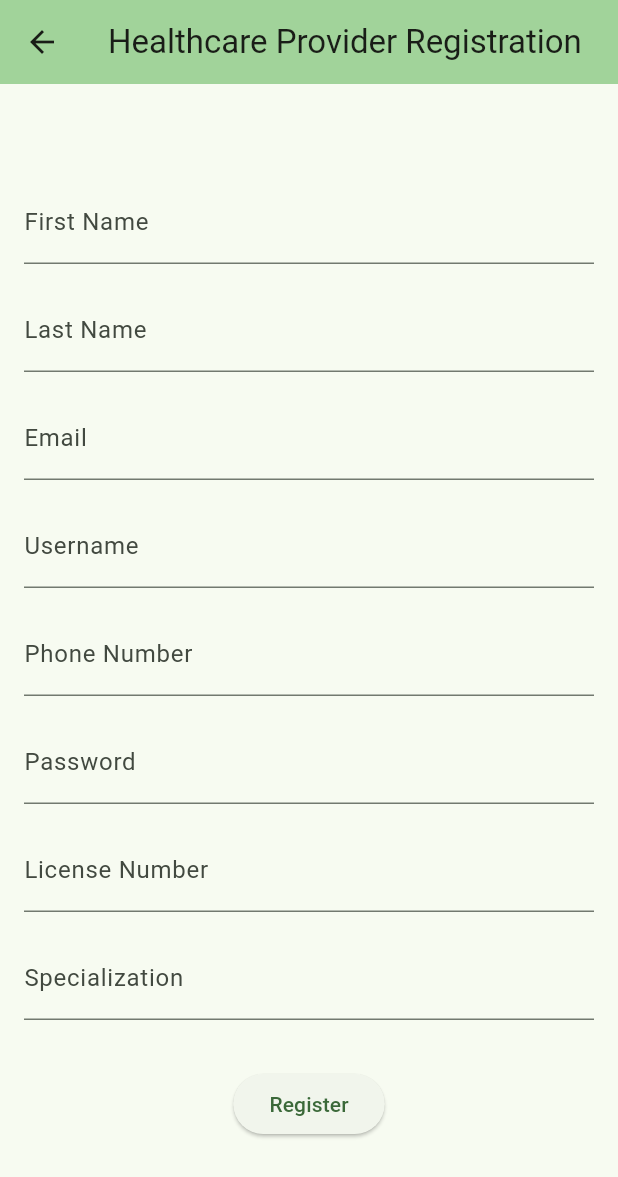
After one commit to Wesley-Perrang/HealthConnect, a Flutter app: the TypeRegistrationPage screen opened directly, after a tap on "Healthcare Provider", on a phone screen of 412 x 824 dp. The commit adds this screen. Shown: the top 1177 px of the screen. Run offline on Flutter 3.47's test engine with Material 2 defaults, Android fonts, the phone set to English and light mode, and no system bars; our stand-ins replace avatar_glow, firebase_auth, firebase_core, geolocator, google_maps_flutter, speech_to_text; missing offline and left inert: highlight_text; accounts and stored records are empty; network calls fail.

Commit message:
addded work

```diff
--- /dev/null
+++ b/health_connect/lib/provider_register.dart
@@ -0,0 +1,150 @@
+import 'package:firebase_core/firebase_core.dart';
+import 'package:flutter/material.dart';
+import 'package:firebase_auth/firebase_auth.dart';
+import 'package:health_connect/login_page_provaders.dart';
+import 'package:health_connect/otp_verification.dart';
+
+class HealthcareProviderRegisterPage extends StatefulWidget {
+  const HealthcareProviderRegisterPage({Key? key}) : super(key: key);
+
+  @override
+  State<HealthcareProviderRegisterPage> createState() =>
+      _HealthcareProviderRegisterPageState();
+}
+
+class _HealthcareProviderRegisterPageState
+    extends State<HealthcareProviderRegisterPage> {
+  TextEditingController _firstNameController = TextEditingController();
+  TextEditingController _lastNameController = TextEditingController();
+  TextEditingController _emailController = TextEditingController();
+  TextEditingController _usernameController = TextEditingController();
+  TextEditingController _phoneController = TextEditingController();
+  TextEditingController _passwordController = TextEditingController();
+  TextEditingController _licenseNumberController = TextEditingController(); // Add a field for license number
+  TextEditingController _specializationController = TextEditingController(); // Add a field for specialization
+
+  Future<void> _register() async {
+    final String firstName = _firstNameController.text;
+    final String lastName = _lastNameController.text;
+    final String email = _emailController.text;
+    final String username = _usernameController.text;
+    final String phone = _phoneController.text;
+    final String password = _passwordController.text;
+    final String licenseNumber = _licenseNumberController.text; // Get the license number
+    final String specialization = _specializationController.text; // Get the specialization
+
+    try {
+      // Step 1: Verify phone number
+      await FirebaseAuth.instance.verifyPhoneNumber(
+        phoneNumber: phone,
+        verificationCompleted: (PhoneAuthCredential credential) async {
+          // Automatically signs in the user if verification is completed
+          UserCredential userCredential =
+              await FirebaseAuth.instance.signInWithCredential(credential);
+
+          // You can proceed with registration or navigate to another screen here
+          if (userCredential.user != null) {
+            // Registration successful
+            print('Registration successful: ${userCredential.user!.uid}');
+            Navigator.of(context).pushReplacement(MaterialPageRoute(
+              builder: (context) => LoginPage(),
+            ));
+          } else {
+            // Registration failed
+            print('Registration failed');
+          }
+        },
+        verificationFailed: (FirebaseAuthException e) {
+          print('Verification failed: $e');
+        },
+        codeSent: (String verificationId, int? resendToken) {
+          // Step 2: Navigate to OTP input screen
+          Navigator.of(context).pushReplacement(MaterialPageRoute(
+            builder: (context) => OtpVerificationPage(
+              verificationId: verificationId,
+            ),
+          ));
+        },
+        codeAutoRetrievalTimeout: (String verificationId) {
+          print('Code auto retrieval timed out');
+        },
+      );
+    } catch (e) {
+      // Handle any errors that occur during registration
+      print('Error during registration: $e');
+    }
+  }
+
+  @override
+  Widget build(BuildContext context) {
+    return Scaffold(
+      appBar: AppBar(
+        backgroundColor: Theme.of(context).colorScheme.inversePrimary,
+        title: Text('Healthcare Provider Registration'), // Update the title
+      ),
+      body: Center(
+        child: Padding(
+          padding: const EdgeInsets.all(16.0),
+          child: Column(
+            mainAxisAlignment: MainAxisAlignment.center,
+            children: <Widget>[
+              TextField(
+                controller: _firstNameController,
+                decoration: InputDecoration(labelText: 'First Name'),
+              ),
+              SizedBox(height: 16.0),
+              TextField(
+                controller: _lastNameController,
+                decoration: InputDecoration(labelText: 'Last Name'),
+              ),
+              SizedBox(height: 16.0),
+              TextField(
+                controller: _emailController,
+                decoration: InputDecoration(labelText: 'Email'),
+              ),
+              SizedBox(height: 16.0),
+              TextField(
+                controller: _usernameController,
+                decoration: InputDecoration(labelText: 'Username'),
+              ),
+              SizedBox(height: 16.0),
+              TextField(
+                controller: _phoneController,
+                decoration: InputDecoration(labelText: 'Phone Number'),
+              ),
+              SizedBox(height: 16.0),
+              TextField(
+                controller: _passwordController,
+                decoration: InputDecoration(labelText: 'Password'),
+                obscureText: true,
+              ),
+              SizedBox(height: 16.0),
+              TextField(
+                controller: _licenseNumberController,
+                decoration: InputDecoration(labelText: 'License Number'), // Add a field for license number
+              ),
+              SizedBox(height: 16.0),
+              TextField(
+                controller: _specializationController,
+                decoration: InputDecoration(labelText: 'Specialization'), // Add a field for specialization
+              ),
+              SizedBox(height: 32.0),
+              ElevatedButton(
+                onPressed: _register,
+                child: Text('Register'),
+              ),
+            ],
+          ),
+        ),
+      ),
+    );
+  }
+}
+
+void main() async {
+  WidgetsFlutterBinding.ensureInitialized();
+  await Firebase.initializeApp();
+  runApp(MaterialApp(
+    home: HealthcareProviderRegisterPage(), // Use the HealthcareProviderRegisterPage as the home page
+  ));
+}
--- a/health_connect/lib/start_page.dart
+++ b/health_connect/lib/start_page.dart
@@ -1,4 +1,5 @@
 import 'package:flutter/material.dart';
+import 'package:health_connect/type_of_register.dart';
 import 'type_of_user.dart';
 import 'login_page_provaders.dart';
 import 'register_page.dart';
@@ -59,7 +60,7 @@ class _StartPageState extends State<StartPage> {
                 ElevatedButton(
                   onPressed: () {
                     Navigator.of(context).push(MaterialPageRoute(
-                      builder: (context) => const RegisterPage(),
+                      builder: (context) => TypeRegistrationPage(),
                     ));
                   },
                   child: Text('Register'),
--- /dev/null
+++ b/health_connect/lib/type_of_register.dart
@@ -0,0 +1,85 @@
+import 'package:flutter/material.dart';
+import 'package:health_connect/provider_register.dart';
+import 'package:health_connect/register_page.dart';
+
+class PatientRegistrationPage extends StatelessWidget {
+  @override
+  Widget build(BuildContext context) {
+    return Scaffold(
+      appBar: AppBar(
+        title: Text('Patient Registration'),
+      ),
+      body: Center(
+        child: Text('Patient Registration Page Content'),
+      ),
+    );
+  }
+}
+
+class HealthcareProviderRegistrationPage extends StatelessWidget {
+  @override
+  Widget build(BuildContext context) {
+    return Scaffold(
+      appBar: AppBar(
+        title: Text('Healthcare Provider Registration'),
+      ),
+      body: Center(
+        child: Text('Healthcare Provider Registration Page Content'),
+      ),
+    );
+  }
+}
+
+class TypeRegistrationPage extends StatelessWidget {
+  @override
+  Widget build(BuildContext context) {
+    return Scaffold(
+      appBar: AppBar(
+        title: Text('Registration Page'),
+      ),
+      body: Center(
+        child: Column(
+          mainAxisAlignment: MainAxisAlignment.center,
+          children: <Widget>[
+            Text(
+              'Choose your registration type:',
+              style: TextStyle(fontSize: 20),
+            ),
+            SizedBox(height: 20),
+            ElevatedButton(
+              onPressed: () {
+                // Navigate to the Patient Registration Page
+                Navigator.push(
+                  context,
+                  MaterialPageRoute(
+                    builder: (context) => RegisterPage(),
+                  ),
+                );
+              },
+              child: Text('Patient'),
+            ),
+            SizedBox(height: 20),
+            ElevatedButton(
+              onPressed: () {
+                // Navigate to the Healthcare Provider Registration Page
+                Navigator.push(
+                  context,
+                  MaterialPageRoute(
+                    builder: (context) => HealthcareProviderRegisterPage(),
+                  ),
+                );
+              },
+              child: Text('Healthcare Provider'),
+            ),
+          ],
+        ),
+      ),
+    );
+  }
+}
+
+void main() {
+  runApp(MaterialApp(
+    home: TypeRegistrationPage(),
+  ));
+}
```
Also changed, not shown: health_connect/lib/Booking_page.dart (+22 -0 lines), health_connect/lib/home_page_provaders.dart (+8 -12 lines), health_connect/lib/map.dart (added).
